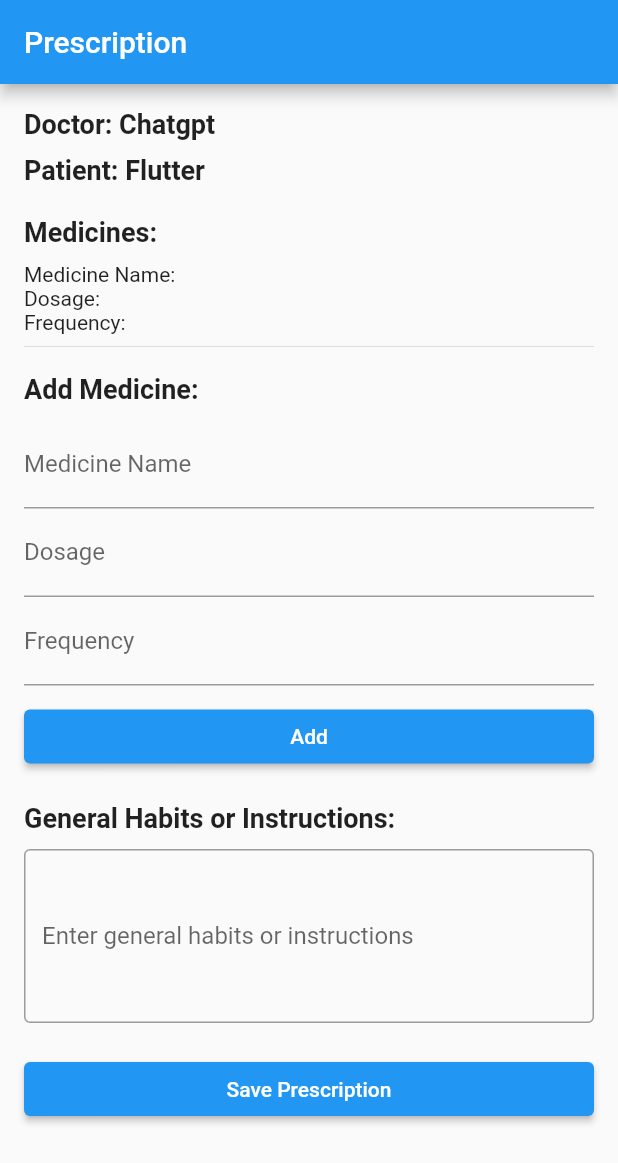
After one commit to HealthLink-ByteSynergy/flutter-frontend, a Flutter app: the PrescriptionScreen screen opened directly, after a tap on "Add", on a phone screen of 412 x 824 dp. The commit adds this screen. Shown: the top 1163 px of the screen. Run offline on Flutter 3.47's test engine with Material 2 defaults, Android fonts, the phone set to English and light mode, and no system bars; our stand-ins replace google_fonts, shared_preferences; missing offline and left inert: flutter_phone_direct_caller; accounts and stored records are empty; network calls fail.

Commit message:
minor changes to  rectify code

```diff
--- /dev/null
+++ b/healthlink/lib/Trial/p.dart
@@ -0,0 +1,146 @@
+import 'package:flutter/material.dart';
+
+class Medicine {
+  final String name;
+  final String dosage;
+  final String frequency;
+
+  Medicine({required this.name, required this.dosage, required this.frequency});
+}
+
+class Prescription {
+  String doctorId;
+  String patientId;
+  List<Medicine> medicines;
+  String generalHabits;
+
+  Prescription({
+    required this.doctorId,
+    required this.patientId,
+    required this.medicines,
+    required this.generalHabits,
+  });
+}
+
+class PrescriptionScreen extends StatefulWidget {
+  @override
+  _PrescriptionScreenState createState() => _PrescriptionScreenState();
+}
+
+class _PrescriptionScreenState extends State<PrescriptionScreen> {
+  TextEditingController medicineNameController = TextEditingController();
+  TextEditingController dosageController = TextEditingController();
+  TextEditingController frequencyController = TextEditingController();
+  TextEditingController habitsController = TextEditingController();
+
+  List<Medicine> medicines = [];
+
+  @override
+  Widget build(BuildContext context) {
+    return Scaffold(
+      appBar: AppBar(
+        title: Text('Prescription'),
+      ),
+      body: SingleChildScrollView(
+        padding: EdgeInsets.all(16.0),
+        child: Column(
+          crossAxisAlignment: CrossAxisAlignment.stretch,
+          children: [
+            Text(
+              'Doctor: Chatgpt', // Replace with doctor's name
+              style: TextStyle(fontSize: 18.0, fontWeight: FontWeight.bold),
+            ),
+            SizedBox(height: 10.0),
+            Text(
+              'Patient: Flutter', // Replace with patient's name
+              style: TextStyle(fontSize: 18.0, fontWeight: FontWeight.bold),
+            ),
+            SizedBox(height: 20.0),
+            Text(
+              'Medicines:',
+              style: TextStyle(fontSize: 18.0, fontWeight: FontWeight.bold),
+            ),
+            SizedBox(height: 10.0),
+            ListView.builder(
+              shrinkWrap: true,
+              itemCount: medicines.length,
+              itemBuilder: (context, index) {
+                Medicine medicine = medicines[index];
+                return Column(
+                  crossAxisAlignment: CrossAxisAlignment.start,
+                  children: [
+                    Text('Medicine Name: ${medicine.name}'),
+                    Text('Dosage: ${medicine.dosage}'),
+                    Text('Frequency: ${medicine.frequency}'),
+                    Divider(),
+                  ],
+                );
+              },
+            ),
+            SizedBox(height: 10.0),
+            Text(
+              'Add Medicine:',
+              style: TextStyle(fontSize: 18.0, fontWeight: FontWeight.bold),
+            ),
+            SizedBox(height: 10.0),
+            TextFormField(
+              controller: medicineNameController,
+              decoration: InputDecoration(labelText: 'Medicine Name'),
+            ),
+            TextFormField(
+              controller: dosageController,
+              decoration: InputDecoration(labelText: 'Dosage'),
+            ),
+            TextFormField(
+              controller: frequencyController,
+              decoration: InputDecoration(labelText: 'Frequency'),
+            ),
+            SizedBox(height: 10.0),
+            ElevatedButton(
+              onPressed: () {
+                setState(() {
+                  medicines.add(Medicine(
+                    name: medicineNameController.text,
+                    dosage: dosageController.text,
+                    frequency: frequencyController.text,
+                  ));
+                  medicineNameController.clear();
+                  dosageController.clear();
+                  frequencyController.clear();
+                });
+              },
+              child: Text('Add'),
+            ),
+            SizedBox(height: 20.0),
+            Text(
+              'General Habits or Instructions:',
+              style: TextStyle(fontSize: 18.0, fontWeight: FontWeight.bold),
+            ),
+            SizedBox(height: 10.0),
+            TextFormField(
+              controller: habitsController,
+              maxLines: 4,
+              decoration: InputDecoration(
+                labelText: 'Enter general habits or instructions',
+                border: OutlineInputBorder(),
+              ),
+            ),
+            SizedBox(height: 20.0),
+            ElevatedButton(
+              onPressed: () {
+                // Handle saving prescription
+              },
+              child: Text('Save Prescription'),
+            ),
+          ],
+        ),
+      ),
+    );
+  }
+}
+
+void main() {
+  runApp(MaterialApp(
+    home: PrescriptionScreen(),
+  ));
+}
--- a/healthlink/lib/models/detailed_summary.dart
+++ b/healthlink/lib/models/Detailed_Summary.dart
@@ -1,4 +1,4 @@
-import 'package:healthlink/models/prescription.dart';
+import 'package:healthlink/models/Prescription.dart';
 
 class DetailedSummary {
   final String doctorName;
--- a/healthlink/lib/models/prescription.dart
+++ b/healthlink/lib/models/Prescription.dart
@@ -12,4 +12,11 @@ class Prescription {
     required this.medicines,
     required this.generalHabits,
   });
+
+  Map<String, dynamic> toJson() {
+    return {
+      'prescriptionId': '',
+      'genralHabits': generalHabits,
+    };
+  }
 }
--- a/healthlink/lib/models/summary.dart
+++ b/healthlink/lib/models/Summary.dart
@@ -14,4 +14,18 @@ class Summary {
     required this.prescriptionId,
     required this.timestamp,
   });
+
+  Map<String, dynamic> toJson() {
+    return {
+      'summaryId': summaryId,
+      'doctorEntity': {
+        'doctorId': doctorId,
+      },
+      'patientEntity': {
+        'patientId': patientId,
+      },
+      'text': summaryText,
+      'date': timestamp,
+    };
+  }
 }
--- a/healthlink/lib/screens/Patient/main_chat.dart
+++ b/healthlink/lib/screens/Patient/main_chat.dart
@@ -1,6 +1,6 @@
 import 'package:flutter/material.dart';
 import 'package:google_fonts/google_fonts.dart';
-import 'package:healthlink/models/summary.dart';
+import 'package:healthlink/models/Summary.dart';
 import 'package:healthlink/screens/Patient/doctor_summaries_screen.dart';
 import 'package:healthlink/screens/Patient/patient_settings.dart';
 import 'package:healthlink/utils/colors.dart';
@@ -175,7 +175,7 @@ class _ChatScreenState extends State<ChatScreen> {
 
   Widget _buildDrawer() {
     return Drawer(
-      backgroundColor: color3,
+      backgroundColor: collaborateAppBarBgColor,
       child: Column(
         children: [
           DrawerHeader(
@@ -186,14 +186,17 @@ class _ChatScreenState extends State<ChatScreen> {
                   child: Text(
                     'Ramsai Koushik Polisetti',
                     style: GoogleFonts.raleway(
-                      color: collaborateAppBarBgColor,
+                      color: color4,
                       fontSize: 25,
                       fontWeight: FontWeight.bold,
                     ),
                   ),
                 ),
                 GestureDetector(
-                  child: const Icon(Icons.more_horiz),
+                  child: const Icon(
+                    Icons.more_horiz,
+                    color: color4,
+                  ),
                   onTap: () => Navigator.of(context).push(MaterialPageRoute(
                     builder: (context) => SettingsScreen(),
                   )),
--- a/healthlink/lib/screens/auth/login.dart
+++ b/healthlink/lib/screens/auth/login.dart
@@ -2,13 +2,9 @@
 
 import 'package:flutter/material.dart';
 import 'package:healthlink/Service/auth_service.dart'; // Import your AuthMethods class
-// import 'package:healthlink/screens/auth/reset_password.dart';
-// import 'package:healthlink/screens/auth/signup_screen.dart';
 import 'package:google_fonts/google_fonts.dart';
 import 'package:healthlink/screens/auth/role_signup.dart';
 import 'package:healthlink/screens/home.dart';
-// import 'package:healthlink/screens/auth/reset_password.dart';
-// import 'package:healthlink/screens/auth/signup_patient.dart';
 import 'package:healthlink/utils/colors.dart';
 
 class LoginScreen extends StatefulWidget {
@@ -33,10 +29,10 @@ class _LoginScreenState extends State<LoginScreen> {
       final Map<String, dynamic> result = await AuthService()
           .login(_emailController.text, _passwordController.text);
 
-      if (result['success']) {
+      if (result['success'] == true) {
         // Login successful, navigate to the home screen.
         Navigator.of(context).pushReplacement(MaterialPageRoute(
-          builder: (context) => HomeBody(jwtToken: result['token']),
+          builder: (context) => HomeBody(),
         ));
       } else {
         showDialog(
--- a/healthlink/lib/screens/auth/signup_doctor.dart
+++ b/healthlink/lib/screens/auth/signup_doctor.dart
@@ -378,7 +378,7 @@ class _DoctorSignupScreenState extends State<DoctorSignupScreen> {
                 // onTap: signUp,
                 onTap: () => Navigator.of(context).push(
                   MaterialPageRoute(
-                    builder: (context) => const HomeBody(jwtToken: 'ji'),
+                    builder: (context) => const HomeBody(),
                   ),
                 ),
                 child: Container(
--- a/healthlink/lib/screens/auth/signup_patient.dart
+++ b/healthlink/lib/screens/auth/signup_patient.dart
@@ -44,7 +44,7 @@ class _PatientSignupScreenState extends State<PatientSignupScreen> {
       _isLoading = false;
     });
 
-    if (res == "success") {
+    if (res['success'] == true) {
       // navigate to the login screen after successful signup
       if (context.mounted) {
         Navigator.of(context).pushReplacement(
--- a/healthlink/lib/screens/home.dart
+++ b/healthlink/lib/screens/home.dart
@@ -46,8 +46,7 @@ class ChatBox extends StatelessWidget {
 }
 
 class HomeBody extends StatefulWidget {
-  final String jwtToken;
-  const HomeBody({super.key, required this.jwtToken});
+  const HomeBody({super.key});
 
   @override
   _HomeBodyState createState() => _HomeBodyState();
@@ -251,7 +250,7 @@ class MyApp extends StatelessWidget {
       theme: ThemeData(
           // Your theme settings
           ),
-      home: HomeBody(jwtToken: 'yourToken'), // Use your HomeBody widget here
+      home: HomeBody(), // Use your HomeBody widget here
     );
   }
 }
--- a/healthlink/lib/sumtodetail.dart
+++ b/healthlink/lib/sumtodetail.dart
@@ -1,7 +1,7 @@
 import 'package:healthlink/models/Medicine.dart';
-import 'package:healthlink/models/detailed_summary.dart';
-import 'package:healthlink/models/prescription.dart';
-import 'package:healthlink/models/summary.dart';
+import 'package:healthlink/models/Detailed_Summary.dart';
+import 'package:healthlink/models/Prescription.dart';
+import 'package:healthlink/models/Summary.dart';
 
 DetailedSummary generateDetailedSummary(Summary summary) {
   // Dummy data
--- a/healthlink/lib/utils/widgets/summary_description.dart
+++ b/healthlink/lib/utils/widgets/summary_description.dart
@@ -2,7 +2,7 @@
 
 import 'package:flutter/material.dart';
 import 'package:google_fonts/google_fonts.dart';
-import 'package:healthlink/models/detailed_summary.dart';
+import 'package:healthlink/models/Detailed_Summary.dart';
 import 'package:healthlink/utils/colors.dart';
 import 'package:intl/intl.dart';
 
--- a/healthlink/lib/utils/widgets/summary_list.dart
+++ b/healthlink/lib/utils/widgets/summary_list.dart
@@ -1,5 +1,5 @@
 import 'package:flutter/material.dart';
-import 'package:healthlink/models/summary.dart';
+import 'package:healthlink/models/Summary.dart';
 import 'package:healthlink/sumtodetail.dart';
 import 'package:healthlink/utils/colors.dart';
 import 'package:healthlink/utils/widgets/summary_description.dart';
```
Also changed, not shown: healthlink/lib/screens/Patient/doctor_summaries_screen.dart (+7 -4 lines), healthlink/lib/screens/Temporary_Chat/doctor_chat_screen.dart (+5 -4 lines), healthlink/lib/models/Doctor.dart (renamed from healthlink/lib/models/doctor.dart), healthlink/lib/models/Meeting.dart (renamed from healthlink/lib/models/meeting.dart), healthlink/lib/models/Message.dart (renamed from healthlink/lib/models/message.dart), healthlink/lib/models/User.dart (renamed from healthlink/lib/models/user.dart). Lines whose indentation alone changed are shown as unchanged.
